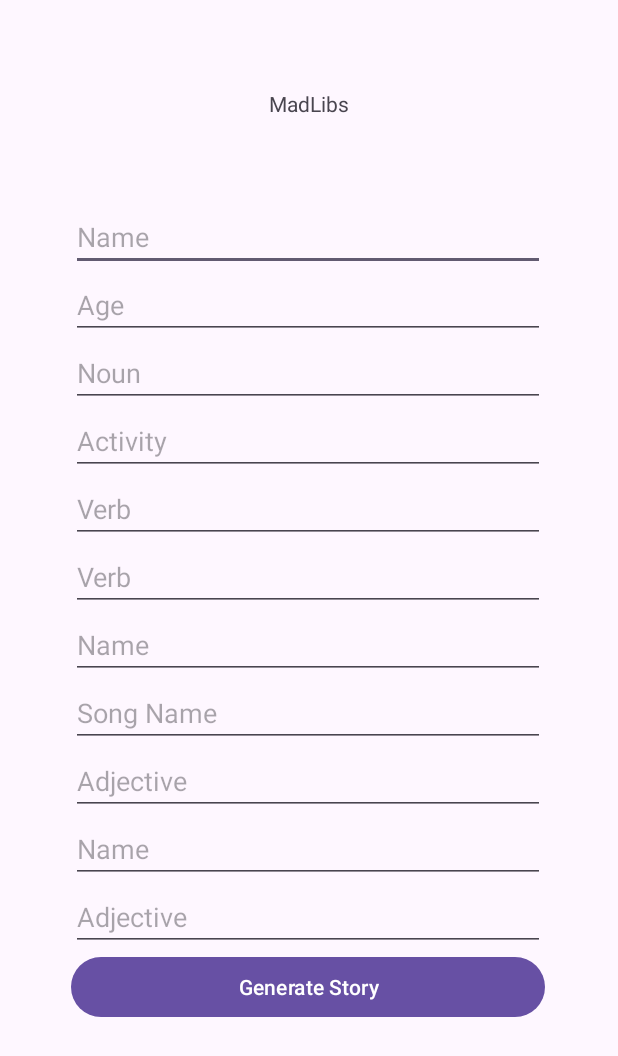
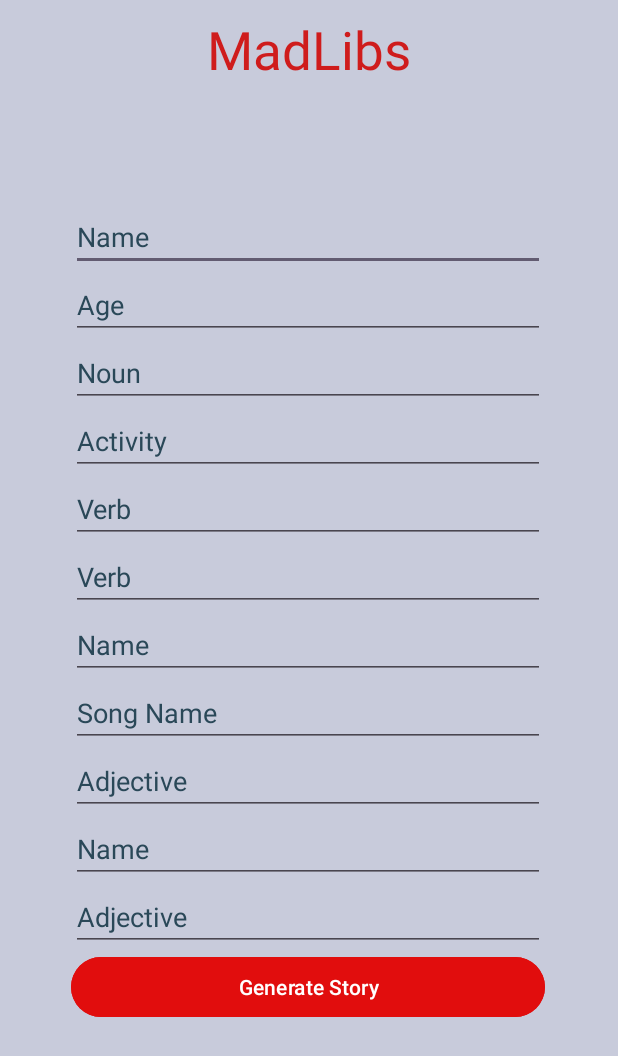
Before and after one commit to kevinguzm14/MadLibs, an Android app: the screen it shows after launch (MainActivity), on a phone screen of 412 x 824 dp. Shown: the top 1056 px of the screen. Run offline under Robolectric (Android 15) with nearby library versions, the phone set to English and light mode, and no system bars.

Commit message:
final update

```diff
--- a/app/src/main/java/com/example/madlibs/SecondActivity.java
+++ b/app/src/main/java/com/example/madlibs/SecondActivity.java
@@ -9,7 +9,7 @@ import android.widget.TextView;
 public class SecondActivity extends AppCompatActivity {
 
     TextView tvTopText;
-    TextView tvBottomText;
+    TextView tvStory;
 
     @Override
     protected void onCreate(Bundle savedInstanceState) {
@@ -21,6 +21,10 @@ public class SecondActivity extends AppCompatActivity {
 
         String story = intent.getStringExtra("story");
 
+        tvStory = findViewById(R.id.tv_story);
+
+        tvStory.setText(story);
+
 
     }
 }
--- a/app/src/main/res/layout/activity_main.xml
+++ b/app/src/main/res/layout/activity_main.xml
@@ -4,6 +4,7 @@
     xmlns:tools="http://schemas.android.com/tools"
     android:layout_width="match_parent"
     android:layout_height="match_parent"
+    android:background="@color/birthdayparty_bg"
     tools:context=".MainActivity">
 
     <androidx.constraintlayout.widget.Guideline
@@ -11,7 +12,7 @@
         android:layout_width="wrap_content"
         android:layout_height="wrap_content"
         android:orientation="vertical"
-        app:layout_constraintGuide_begin="38dp" />
+        app:layout_constraintGuide_percent="0.09245742" />
 
     <androidx.constraintlayout.widget.Guideline
         android:id="@+id/guideline3"
@@ -25,7 +26,7 @@
         android:layout_width="wrap_content"
         android:layout_height="wrap_content"
         android:orientation="horizontal"
-        app:layout_constraintGuide_end="686dp" />
+        app:layout_constraintGuide_percent="0.08" />
 
     <LinearLayout
         android:layout_width="316dp"
@@ -44,6 +45,7 @@
             android:layout_height="wrap_content"
             android:ems="10"
             android:hint="Name"
+            android:textColorHint="@color/birthdayparty_txt_hint"
             android:inputType="text" />
 
         <EditText
@@ -52,6 +54,7 @@
             android:layout_height="wrap_content"
             android:ems="10"
             android:inputType="text"
+            android:textColorHint="@color/birthdayparty_txt_hint"
             android:hint="Age" />
 
         <EditText
@@ -60,6 +63,7 @@
             android:layout_height="wrap_content"
             android:ems="10"
             android:inputType="text"
+            android:textColorHint="@color/birthdayparty_txt_hint"
             android:hint="Noun" />
 
         <EditText
@@ -68,6 +72,7 @@
             android:layout_height="wrap_content"
             android:ems="10"
             android:inputType="text"
+            android:textColorHint="@color/birthdayparty_txt_hint"
             android:hint="Activity" />
 
         <EditText
@@ -76,6 +81,7 @@
             android:layout_height="wrap_content"
             android:ems="10"
             android:inputType="text"
+            android:textColorHint="@color/birthdayparty_txt_hint"
             android:hint="Verb" />
 
         <EditText
@@ -84,6 +90,7 @@
             android:layout_height="wrap_content"
             android:ems="10"
             android:inputType="text"
+            android:textColorHint="@color/birthdayparty_txt_hint"
             android:hint="Verb" />
 
         <EditText
@@ -92,6 +99,7 @@
             android:layout_height="wrap_content"
             android:ems="10"
             android:inputType="text"
+            android:textColorHint="@color/birthdayparty_txt_hint"
             android:hint="Name" />
 
         <EditText
@@ -100,6 +108,7 @@
             android:layout_height="wrap_content"
             android:ems="10"
             android:inputType="text"
+            android:textColorHint="@color/birthdayparty_txt_hint"
             android:hint="Song Name" />
 
         <EditText
@@ -108,6 +117,7 @@
             android:layout_height="wrap_content"
             android:ems="10"
             android:inputType="text"
+            android:textColorHint="@color/birthdayparty_txt_hint"
             android:hint="Adjective" />
 
         <EditText
@@ -116,6 +126,7 @@
             android:layout_height="wrap_content"
             android:ems="10"
             android:inputType="text"
+            android:textColorHint="@color/birthdayparty_txt_hint"
             android:hint="Name" />
 
         <EditText
@@ -124,21 +135,25 @@
             android:layout_height="wrap_content"
             android:ems="10"
             android:inputType="text"
+            android:textColorHint="@color/birthdayparty_txt_hint"
             android:hint="Adjective" />
 
         <Button
             android:id="@+id/btn_generatestory"
             android:layout_width="match_parent"
             android:layout_height="wrap_content"
+            android:backgroundTint="@color/birthdayparty_bg_btn"
             android:text="Generate Story" />
 
     </LinearLayout>
 
     <TextView
-        android:id="@+id/textView7"
+        android:id="@+id/tv_title"
         android:layout_width="wrap_content"
         android:layout_height="wrap_content"
         android:text="MadLibs"
+        android:textColor="@color/birthdayparty_txt_title"
+        android:textSize="35dp"
         app:layout_constraintBottom_toTopOf="@+id/guideline4"
         app:layout_constraintEnd_toEndOf="parent"
         app:layout_constraintStart_toStartOf="parent"
--- a/app/src/main/res/values/colors.xml
+++ b/app/src/main/res/values/colors.xml
@@ -2,4 +2,11 @@
 <resources>
     <color name="black">#FF000000</color>
     <color name="white">#FFFFFFFF</color>
+    <color name="birthdayparty_txt_title">#CF1C1C</color>
+    <color name="birthdaypartyy_txt_title">#2A4858</color>
+    <color name="birthdayparty_bg">#C8CBDB</color>
+    <color name="birthdaypartyy_bg">#C8CBDB</color>
+    <color name="birthdayparty_bg_btn">#E10D0D</color>
+    <color name="birthdayparty_txt_btn">#673AB7</color>
+    <color name="birthdayparty_txt_hint">#2A4858</color>
 </resources>
```
Also changed, not shown: app/src/main/java/com/example/madlibs/MainActivity.java (+5 -5 lines), app/src/main/res/layout/activity_second.xml (+15 -3 lines), app/src/main/res/drawable/party.jpg (added).
